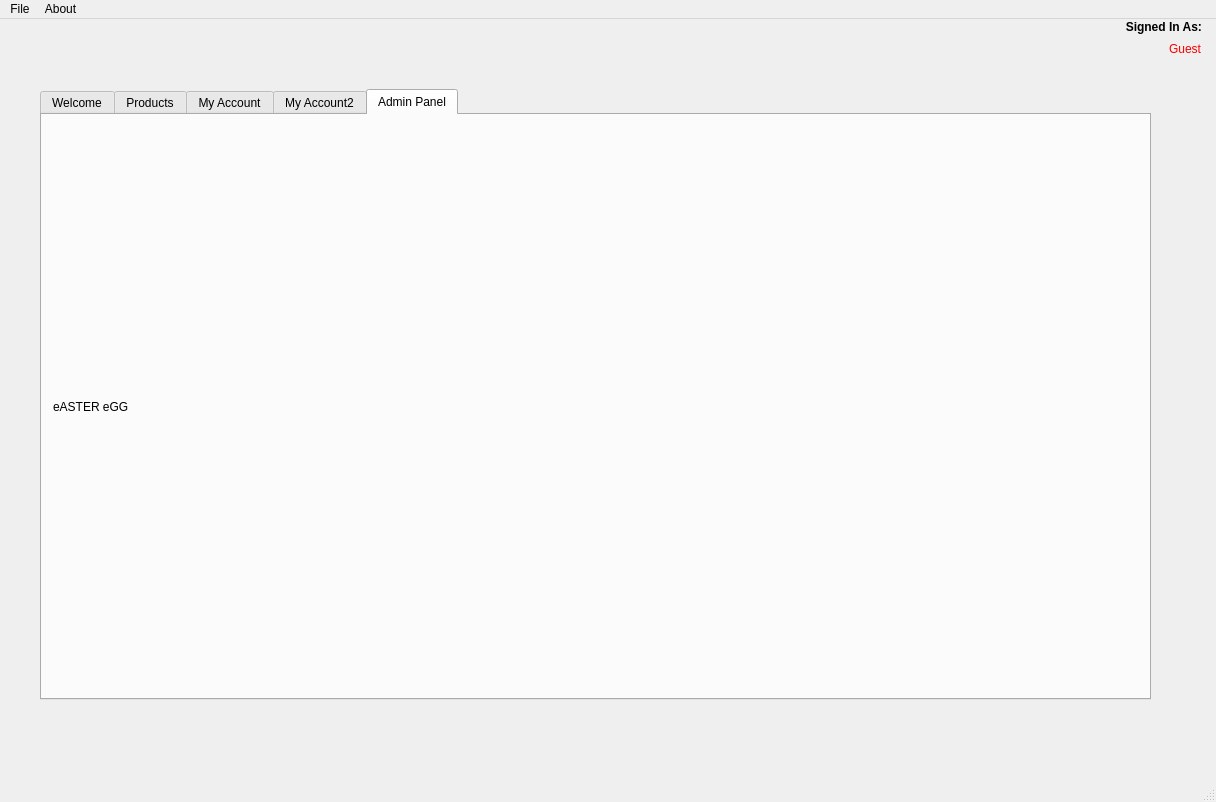
Before: the Qt Designer form qt/mainwindow.ui in minipunch/cs1cproject2, drawn with Qt 5.
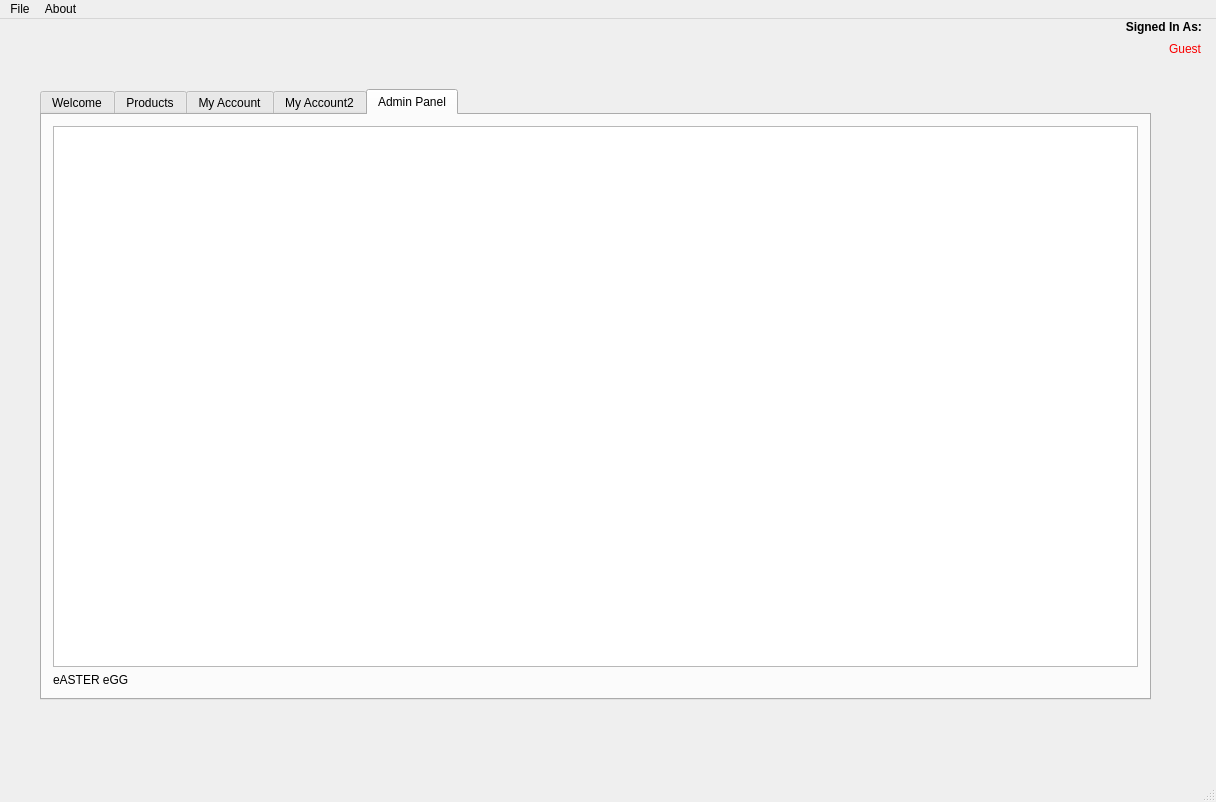
After: the same form once the commit is applied. The open tabs and pages were chosen to show the change.

Diff of the .ui file:
```diff
--- a/qt/mainwindow.ui
+++ b/qt/mainwindow.ui
@@ -784,13 +784,16 @@
       <string>Admin Panel</string>
      </attribute>
      <layout class="QGridLayout" name="gridLayout_4">
-      <item row="0" column="0">
+      <item row="1" column="0">
        <widget class="QLabel" name="label_4">
         <property name="text">
          <string>eASTER eGG</string>
         </property>
        </widget>
       </item>
+      <item row="0" column="0">
+       <widget class="QTableView" name="tableView"/>
+      </item>
      </layout>
     </widget>
    </widget>
```
Left out of the diff: 2 changed lines with no effect on the pictures.
